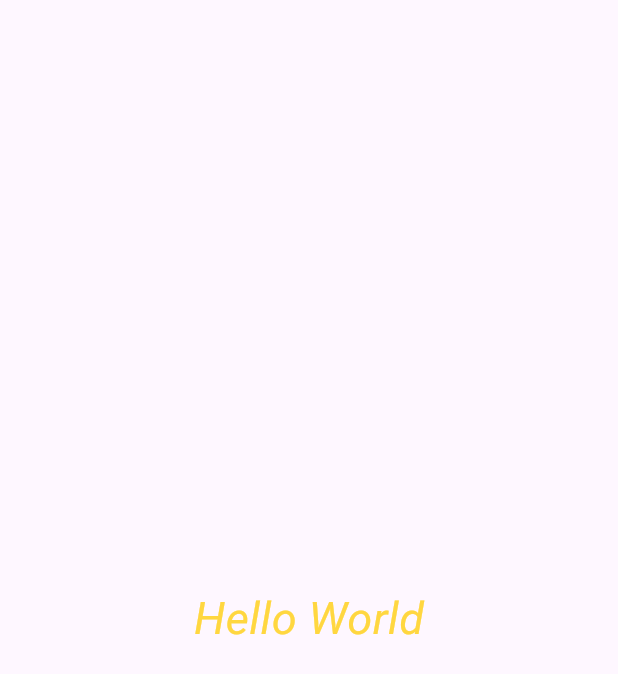
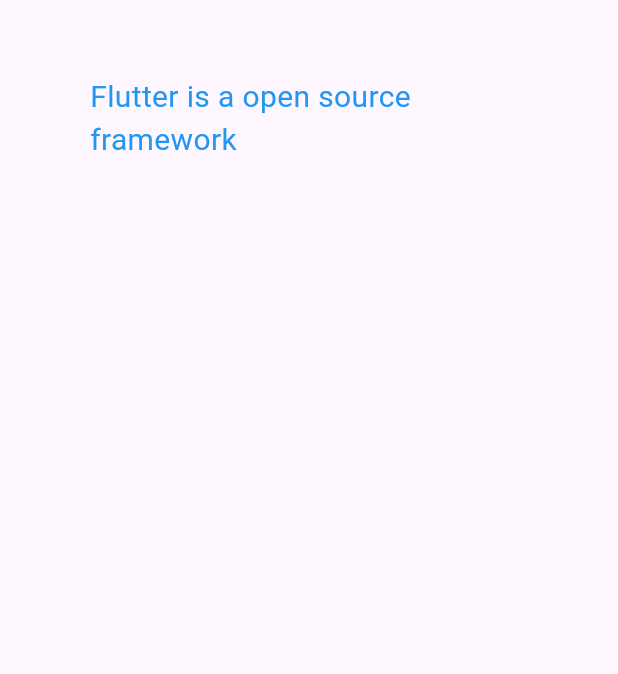
Before and after one commit to badolmajumdar123/Flutter, a Flutter app: the screen it shows after launch, on a phone screen of 412 x 824 dp. Shown: the top 674 px of the screen. Run offline on Flutter 3.47's test engine with Material 3 defaults, Android fonts, the phone set to English and light mode, and no system bars.

Commit message:
ParcticePadding
Co-authored-by: Copilot <copilot@github.com>

```diff
--- a/lib/main.dart
+++ b/lib/main.dart
@@ -1,4 +1,4 @@
-import 'package:flu/practiceCenter.dart';
+import 'package:flu/practicePadding.dart';
 import 'package:flutter/material.dart';
 
 void main() {
@@ -16,7 +16,7 @@ class MyApp extends StatelessWidget {
 
       debugShowCheckedModeBanner: false,
 
-      home: PracticeCenter(),
+      home: PracticePadding(),
     );
   }
 }
--- /dev/null
+++ b/lib/practicePadding.dart
@@ -0,0 +1,23 @@
+import 'package:flutter/material.dart';
+
+class PracticePadding extends StatefulWidget {
+  const PracticePadding({super.key});
+
+  @override
+  State<PracticePadding> createState() => _PracticePaddingState();
+}
+
+class _PracticePaddingState extends State<PracticePadding> {
+  @override
+  Widget build(BuildContext context) {
+    return Scaffold(
+      body: Padding(
+        padding: EdgeInsets.only(left: 60, right: 60, top: 50, bottom: 50),
+        child: Text(
+          "Flutter is a open source framework",
+          style: TextStyle(fontSize: 20, color: Colors.blue),
+        ),
+      ),
+    );
+  }
+}
```
